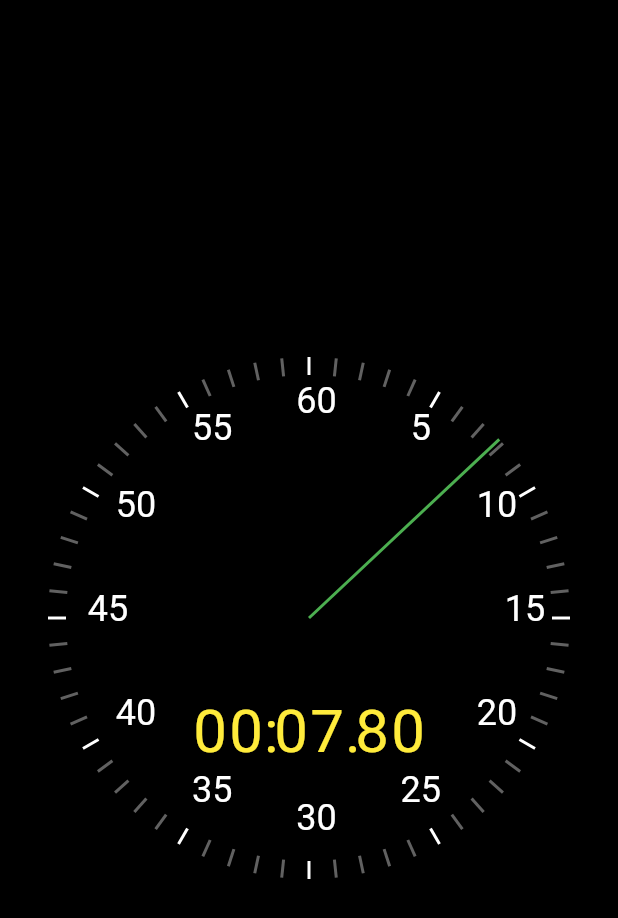
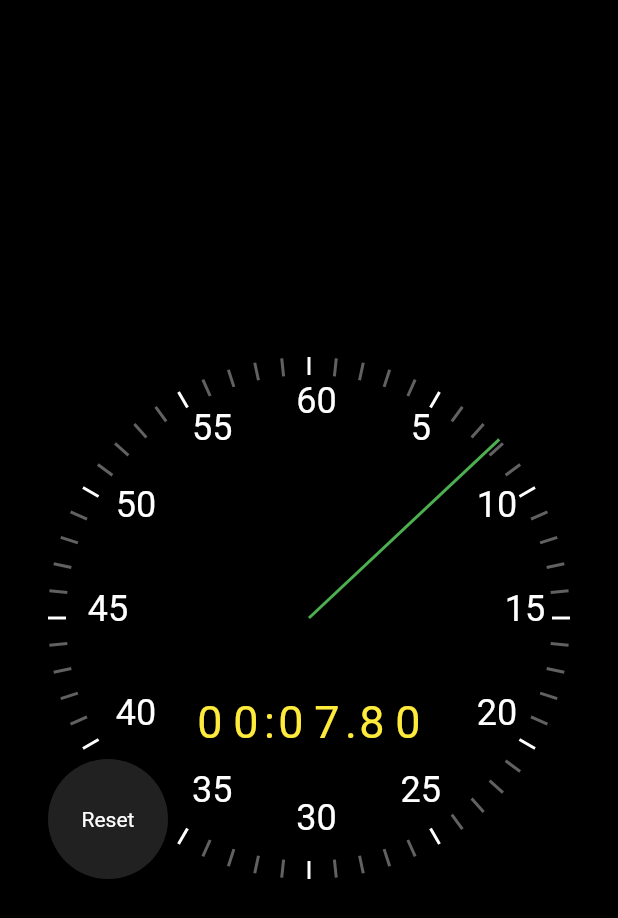
Before and after one commit to vikilinho/stopwatch, a Flutter app: the screen it shows after launch, on a phone screen of 412 x 824 dp. Shown: the top 918 px of the screen. Run offline on Flutter 3.47's test engine with Material 2 defaults, Android fonts, the phone set to English and light mode, and no system bars.

Commit message:
new commit

```diff
--- a/lib/views/elapsedtime_text.dart
+++ b/lib/views/elapsedtime_text.dart
@@ -42,7 +42,7 @@ class TimeDigit extends StatelessWidget {
         padding: const EdgeInsets.only(bottom: 12.0),
         child: Text(
           text,
-          style: TextStyle(fontSize: 40, color: Colors.yellow),
+          style: TextStyle(fontSize: 30, color: Colors.yellow),
           textAlign: TextAlign.center,
         ),
       ),
--- a/lib/views/stopwatch.dart
+++ b/lib/views/stopwatch.dart
@@ -1,9 +1,12 @@
+// ignore_for_file: prefer_const_constructors
+
 import 'dart:async';
 import 'dart:math';
 
 import 'package:flutter/material.dart';
 import 'package:flutter/scheduler.dart';
 import 'package:stopwatch/views/elapsedtime_text.dart';
+import 'package:stopwatch/views/reset_button.dart';
 import 'package:stopwatch/views/stop_watch_renderer.dart';
 
 class Stopwatch extends StatefulWidget {
@@ -39,9 +42,22 @@ class _StopwatchState extends State<Stopwatch>
   Widget build(BuildContext context) {
     return LayoutBuilder(builder: (context, constraints) {
       final radius = constraints.maxWidth / 2;
-      return StopWatchRenderer(
-        elapsed: _elapsed,
-        radius: radius,
+      return Stack(
+        children: [
+          StopWatchRenderer(
+            elapsed: _elapsed,
+            radius: radius,
+          ),
+          Align(
+              alignment: Alignment.bottomLeft,
+              child: SizedBox(
+                width: 80,
+                height: 80,
+                child: ResetButton(
+                  onPressed: () => null,
+                ),
+              )),
+        ],
       );
     });
   }
```
